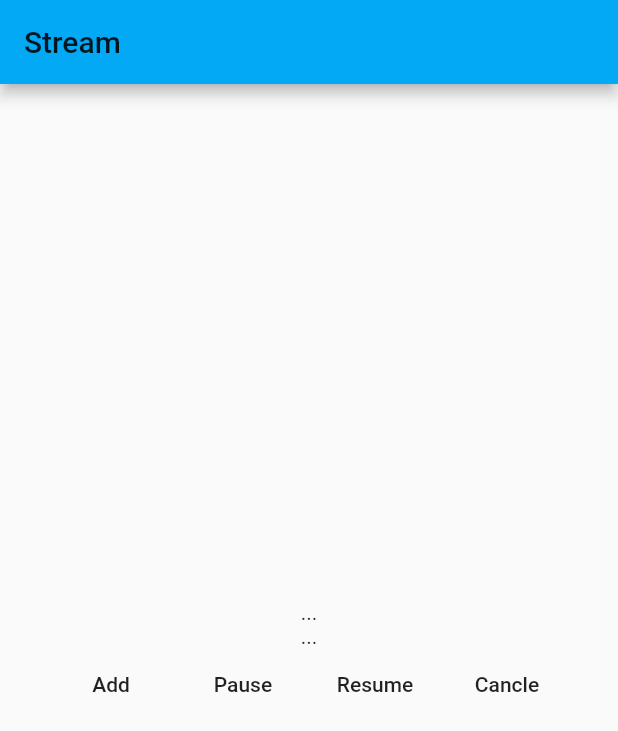
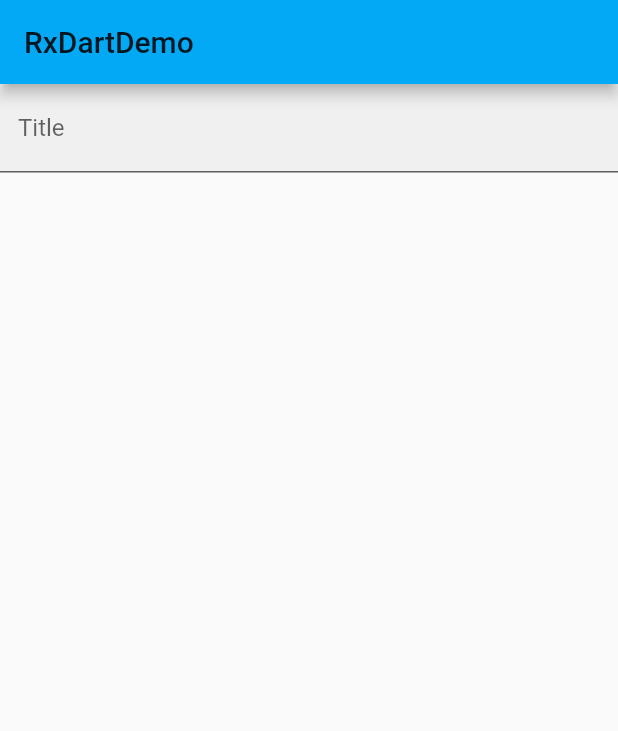
Before and after one commit to OneWayHCl/FlutterDemo, a Flutter app: the screen it shows after launch, on a phone screen of 412 x 824 dp. Shown: the top 731 px of the screen. Run offline on Flutter 3.47's test engine with Material 2 defaults, Android fonts, the light colour scheme and no system bars; our stand-ins replace rxdart.

Commit message:
no message

```diff
--- /dev/null
+++ b/FlutterDemo/lib/demo/rxdart/rxdart_demo.dart
@@ -0,0 +1,83 @@
+import 'package:flutter/cupertino.dart';
+import 'package:flutter/foundation.dart';
+import 'package:flutter/material.dart';
+import 'package:rxdart/subjects.dart';
+import 'package:rxdart/rxdart.dart';
+import 'dart:async';
+
+class RxDartDemo extends StatelessWidget {
+  const RxDartDemo({Key key}) : super(key: key);
+
+  @override
+  Widget build(BuildContext context) {
+    return Scaffold(
+      appBar: AppBar(title: Text('RxDartDemo')),
+      body: RxDartDemoHome(),
+    );
+  }
+}
+
+class RxDartDemoHome extends StatefulWidget {
+  RxDartDemoHome({Key key}) : super(key: key);
+
+  @override
+  _RxDartDemoHomeState createState() => _RxDartDemoHomeState();
+}
+
+class _RxDartDemoHomeState extends State<RxDartDemoHome> {
+  PublishSubject<String> _textFieldSubject;
+
+  @override
+  void initState() {
+    super.initState();
+
+    _textFieldSubject = PublishSubject<String>();
+    // _textFieldSubject.listen((value) => print(value));
+    // _textFieldSubject.map((value) => 'item: $value').listen((value) => print(value));
+    // _textFieldSubject
+    //     .where((item) => item.length > 10)
+    //     .listen((value) => print(value));
+
+    _textFieldSubject
+        .debounceTime(Duration(milliseconds: 500))
+        .listen((value) => print(value));
+
+    // PublishSubject<String> _subject = PublishSubject<String>();
+    // BehaviorSubject<String> _subject = BehaviorSubject<String>();
+    ReplaySubject<String> _subject = ReplaySubject<String>(maxSize: 2);
+
+    _subject.add('hello');
+    _subject.add('nihao');
+    _subject.add('Hi!');
+    _subject.listen((value) {
+      print('listen1:$value');
+    });
+
+    _subject.listen((value) {
+      print('listen2:${value.toUpperCase()}');
+    });
+
+    _subject.close();
+  }
+
+  @override
+  void dispose() {
+    super.dispose();
+    _textFieldSubject.close();
+  }
+
+  @override
+  Widget build(BuildContext context) {
+    return Theme(
+        data: Theme.of(context).copyWith(primaryColor: Colors.black),
+        child: TextField(
+          onChanged: (value) {
+            _textFieldSubject.add(' input: $value');
+          },
+          onSubmitted: (value) {
+            _textFieldSubject.add('submit: $value');
+          },
+          decoration: InputDecoration(labelText: 'Title', filled: true),
+        ));
+  }
+}
--- a/FlutterDemo/lib/main.dart
+++ b/FlutterDemo/lib/main.dart
@@ -5,6 +5,7 @@ import 'demo/drawer_demo.dart';
 import 'demo/my_list_view.dart';
 import 'demo/page_view_demo.dart';
 import 'demo/grid_view_demo.dart';
+import 'demo/rxdart/rxdart_demo.dart';
 import 'demo/sliver_view_demo.dart';
 import 'demo/state/state_mgr_demo.dart';
 import 'demo/stream/stream_demo.dart';
@@ -45,7 +46,7 @@ class _HomePageState extends State<HomePage> {
         '/mtc': (context) => MaterialComponentDemo(),
         '/stream': (context) => StreamDemo()
       },
-      home: StreamMutDemo(),
+      home: RxDartDemo(),
       // home: MaterialComponentDemo()
       // Tabs()
       // DefaultTabController(
--- a/FlutterDemo/pubspec.yaml
+++ b/FlutterDemo/pubspec.yaml
@@ -25,6 +25,7 @@ dependencies:
     sdk: flutter
   intl: 0.16.1
   scoped_model: ^0.3.0
+  rxdart: ^0.25.0
 
   # The following adds the Cupertino Icons font to your application.
   # Use with the CupertinoIcons class for iOS style icons.
```
Also changed, not shown: FlutterDemo/pubspec.lock.
